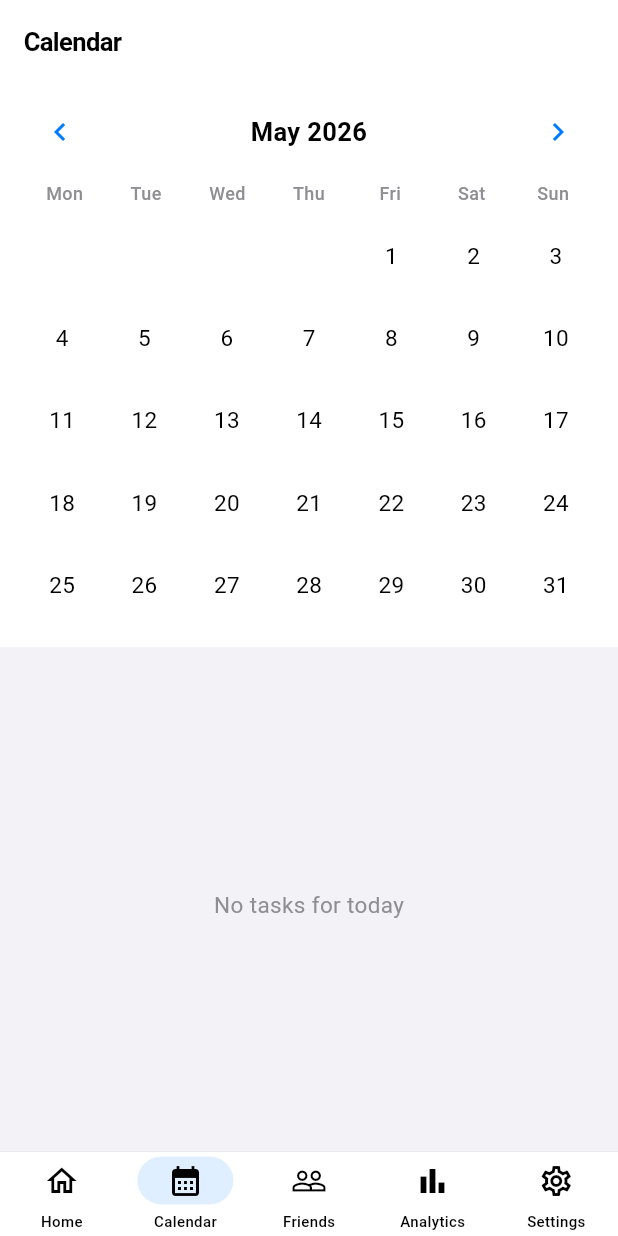
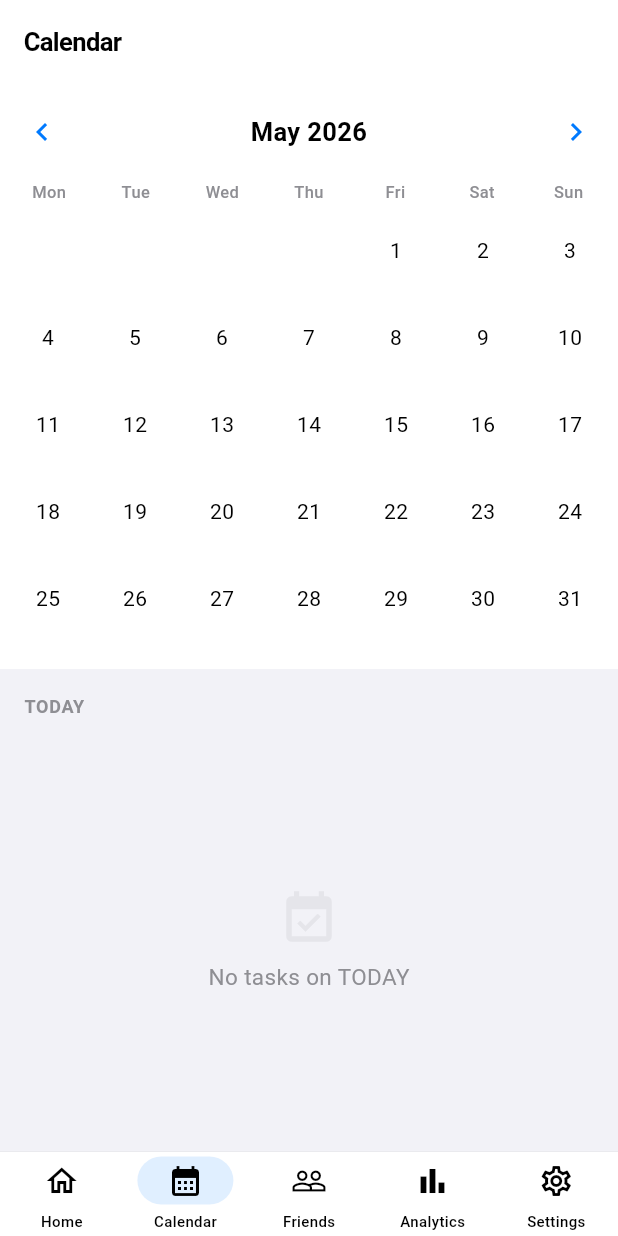
Before and after one commit to robis-n/SmartCalendar, a Flutter app: the CalendarScreen screen opened by its route, after a tap on the "chevron left" icon, on a phone screen of 412 x 824 dp. Run offline on Flutter 3.47's test engine with Material 3 defaults, Android fonts, the phone set to English and light mode, and no system bars; our stand-ins replace dio, flutter_dotenv, flutter_local_notifications, flutter_riverpod, go_router, image_picker and 2 more; accounts and stored records are empty; network calls fail.

Commit message:
feat: notifications, calendar fixes, zero analyzer warnings
- Add NotificationService: 15-min warnings + persistent deadline alerts
  with iOS time-sensitive level and Android ongoing=true
- Wire notifications into dashboard (rescheduleAll on load) and
  add-task screen (schedule on create)
- Cancel notifications on task verification or failure
- Fix calendar to load tasks for selected day (not always today)
- Add getTasksForDate, getTasksForMonth, getUpcomingPendingTasks
- Add timezone as explicit dependency (was transitive-only)
- Fix deprecated anonKey ignore comment placement
- flutter analyze: No issues found

Co-Authored-By: Claude Sonnet 4.6 <noreply@anthropic.com>

```diff
--- a/lib/features/calendar/screens/calendar_screen.dart
+++ b/lib/features/calendar/screens/calendar_screen.dart
@@ -11,113 +11,205 @@ class CalendarScreen extends StatefulWidget {
 class _CalendarScreenState extends State<CalendarScreen> {
   DateTime _focused = DateTime.now();
   DateTime _selected = DateTime.now();
-  List<Map<String, dynamic>> _tasks = [];
+  List<Map<String, dynamic>> _selectedDayTasks = [];
+  List<Map<String, dynamic>> _monthTasks = [];
+  bool _loading = false;
 
   static const _weekdays = ['Mon', 'Tue', 'Wed', 'Thu', 'Fri', 'Sat', 'Sun'];
-  static const _months = ['January','February','March','April','May','June','July','August','September','October','November','December'];
+  static const _months = ['January','February','March','April','May','June',
+    'July','August','September','October','November','December'];
 
   @override
   void initState() {
     super.initState();
-    _loadTasks();
+    _loadMonth(_focused);
+    _loadDay(_selected);
   }
 
-  Future<void> _loadTasks() async {
-    final tasks = await SupabaseService.getTodayTasks();
-    setState(() => _tasks = tasks);
+  Future<void> _loadMonth(DateTime month) async {
+    final tasks = await SupabaseService.getTasksForMonth(month.year, month.month);
+    setState(() => _monthTasks = tasks);
+  }
+
+  Future<void> _loadDay(DateTime day) async {
+    setState(() => _loading = true);
+    final tasks = await SupabaseService.getTasksForDate(day);
+    setState(() { _selectedDayTasks = tasks; _loading = false; });
+  }
+
+  void _selectDay(int day) {
+    final date = DateTime(_focused.year, _focused.month, day);
+    setState(() => _selected = date);
+    _loadDay(date);
+  }
+
+  void _prevMonth() {
+    final prev = DateTime(_focused.year, _focused.month - 1);
+    setState(() => _focused = prev);
+    _loadMonth(prev);
+  }
+
+  void _nextMonth() {
+    final next = DateTime(_focused.year, _focused.month + 1);
+    setState(() => _focused = next);
+    _loadMonth(next);
   }
 
   int get _daysInMonth => DateTime(_focused.year, _focused.month + 1, 0).day;
   int get _firstWeekday => DateTime(_focused.year, _focused.month, 1).weekday;
-
-  void _prevMonth() => setState(() => _focused = DateTime(_focused.year, _focused.month - 1));
-  void _nextMonth() => setState(() => _focused = DateTime(_focused.year, _focused.month + 1));
 
   bool _isToday(int day) {
     final now = DateTime.now();
     return _focused.year == now.year && _focused.month == now.month && day == now.day;
   }
 
-  bool _isSelected(int day) => _focused.year == _selected.year && _focused.month == _selected.month && day == _selected.day;
+  bool _isSelected(int day) =>
+      _focused.year == _selected.year &&
+      _focused.month == _selected.month &&
+      day == _selected.day;
+
+  bool _hasTask(int day) => _monthTasks.any((t) {
+    if (t['scheduled_time'] == null) return false;
+    final d = DateTime.tryParse(t['scheduled_time']);
+    return d != null && d.year == _focused.year && d.month == _focused.month && d.day == day;
+  });
+
+  String get _selectedLabel {
+    final now = DateTime.now();
+    if (_selected.year == now.year && _selected.month == now.month && _selected.day == now.day) {
+      return 'TODAY';
+    }
+    return '${_months[_selected.month - 1].toUpperCase()} ${_selected.day}';
+  }
 
   @override
   Widget build(BuildContext context) {
     return Scaffold(
       backgroundColor: AppColors.bg2,
-      appBar: AppBar(
-        title: const Text('Calendar'),
-        backgroundColor: AppColors.bg,
-      ),
+      appBar: AppBar(title: const Text('Calendar'), backgroundColor: AppColors.bg),
       body: Column(
         children: [
           Container(
             color: AppColors.bg,
-            padding: const EdgeInsets.fromLTRB(16, 8, 16, 16),
+            padding: const EdgeInsets.fromLTRB(4, 8, 4, 16),
             child: Column(children: [
               // Month nav
               Row(children: [
                 IconButton(icon: const Icon(Icons.chevron_left, color: AppColors.accent), onPressed: _prevMonth),
-                Expanded(child: Text('${_months[_focused.month - 1]} ${_focused.year}', textAlign: TextAlign.center, style: const TextStyle(fontSize: 17, fontWeight: FontWeight.w600))),
+                Expanded(child: Text(
+                  '${_months[_focused.month - 1]} ${_focused.year}',
+                  textAlign: TextAlign.center,
+                  style: const TextStyle(fontSize: 17, fontWeight: FontWeight.w600),
+                )),
                 IconButton(icon: const Icon(Icons.chevron_right, color: AppColors.accent), onPressed: _nextMonth),
               ]),
               const SizedBox(height: 8),
               // Weekday headers
               Row(children: _weekdays.map((d) => Expanded(
-                child: Text(d, textAlign: TextAlign.center, style: const TextStyle(fontSize: 12, color: AppColors.label3, fontWeight: FontWeight.w500)),
+                child: Text(d, textAlign: TextAlign.center,
+                    style: const TextStyle(fontSize: 11, color: AppColors.label3, fontWeight: FontWeight.w500)),
               )).toList()),
-              const SizedBox(height: 8),
+              const SizedBox(height: 6),
               // Days grid
               GridView.builder(
                 shrinkWrap: true,
                 physics: const NeverScrollableScrollPhysics(),
-                gridDelegate: const SliverGridDelegateWithFixedCrossAxisCount(crossAxisCount: 7, mainAxisSpacing: 4, crossAxisSpacing: 4),
+                gridDelegate: const SliverGridDelegateWithFixedCrossAxisCount(
+                    crossAxisCount: 7, mainAxisSpacing: 2, crossAxisSpacing: 2, childAspectRatio: 1),
                 itemCount: (_firstWeekday - 1) + _daysInMonth,
                 itemBuilder: (ctx, i) {
                   if (i < _firstWeekday - 1) return const SizedBox();
                   final day = i - (_firstWeekday - 2);
                   final isToday = _isToday(day);
                   final isSel = _isSelected(day);
+                  final hasTask = _hasTask(day);
                   return GestureDetector(
-                    onTap: () => setState(() => _selected = DateTime(_focused.year, _focused.month, day)),
-                    child: Container(
+                    onTap: () => _selectDay(day),
+                    child: Column(
+                      mainAxisAlignment: MainAxisAlignment.center,
+                      children: [
+                        Container(
+                          width: 32, height: 32,
                           decoration: BoxDecoration(
-                        color: isSel ? AppColors.accent : isToday ? AppColors.accent.withValues(alpha:0.1) : null,
+                            color: isSel ? AppColors.accent : isToday ? AppColors.accent.withValues(alpha: 0.12) : null,
                             shape: BoxShape.circle,
                           ),
                           alignment: Alignment.center,
                           child: Text('$day', style: TextStyle(
-                        fontSize: 15,
+                            fontSize: 14,
                             fontWeight: isToday || isSel ? FontWeight.w600 : FontWeight.w400,
                             color: isSel ? Colors.white : isToday ? AppColors.accent : AppColors.label,
                           )),
+                        ),
+                        const SizedBox(height: 2),
+                        // Task dot indicator
+                        Container(
+                          width: 4, height: 4,
+                          decoration: BoxDecoration(
+                            color: hasTask ? (isSel ? Colors.white70 : AppColors.accent) : Colors.transparent,
+                            shape: BoxShape.circle,
+                          ),
+                        ),
+                      ],
                     ),
                   );
                 },
               ),
             ]),
           ),
+          // Selected day tasks
+          Padding(
+            padding: const EdgeInsets.fromLTRB(16, 16, 16, 8),
+            child: Row(children: [
+              Text(_selectedLabel, style: const TextStyle(fontSize: 12, fontWeight: FontWeight.w600, color: AppColors.label3, letterSpacing: 0.5)),
+              const Spacer(),
+              if (_selectedDayTasks.isNotEmpty)
+                Text('${_selectedDayTasks.length} task${_selectedDayTasks.length == 1 ? '' : 's'}',
+                    style: const TextStyle(fontSize: 12, color: AppColors.label3)),
+            ]),
+          ),
+          Expanded(
+            child: _loading
+              ? const Center(child: CircularProgressIndicator(strokeWidth: 2))
+              : _selectedDayTasks.isEmpty
+                ? Center(child: Column(mainAxisAlignment: MainAxisAlignment.center, children: [
+                    const Icon(Icons.event_available, size: 40, color: AppColors.separator),
                     const SizedBox(height: 8),
-          Expanded(
-            child: _tasks.isEmpty
-              ? const Center(child: Text('No tasks for today', style: TextStyle(color: AppColors.label3)))
+                    Text('No tasks on $_selectedLabel', style: const TextStyle(color: AppColors.label3, fontSize: 15)),
+                  ]))
                 : ListView.separated(
                     padding: const EdgeInsets.symmetric(horizontal: 16),
-                  itemCount: _tasks.length,
-                  separatorBuilder: (ctx, i) => const Divider(indent: 16),
+                    itemCount: _selectedDayTasks.length,
+                    separatorBuilder: (ctx, i) => const Divider(height: 0, indent: 16),
                     itemBuilder: (ctx, i) {
-                    final t = _tasks[i];
+                      final t = _selectedDayTasks[i];
+                      final status = t['status'] as String? ?? 'pending';
+                      final isDone = status == 'verified';
                       return Container(
                         color: AppColors.bg,
                         padding: const EdgeInsets.symmetric(horizontal: 16, vertical: 12),
                         child: Row(children: [
-                        Container(width: 4, height: 36, decoration: BoxDecoration(color: AppColors.accent, borderRadius: BorderRadius.circular(2))),
+                          Container(
+                            width: 4, height: 36,
+                            decoration: BoxDecoration(
+                              color: isDone ? AppColors.success : AppColors.accent,
+                              borderRadius: BorderRadius.circular(2),
+                            ),
+                          ),
                           const SizedBox(width: 12),
                           Expanded(child: Column(crossAxisAlignment: CrossAxisAlignment.start, children: [
-                          Text(t['title'] ?? '', style: const TextStyle(fontSize: 15, fontWeight: FontWeight.w500)),
+                            Text(t['title'] ?? '', style: TextStyle(
+                              fontSize: 15, fontWeight: FontWeight.w500,
+                              decoration: isDone ? TextDecoration.lineThrough : null,
+                              color: isDone ? AppColors.label3 : AppColors.label,
+                            )),
                             if (t['scheduled_time'] != null)
-                            Text(DateTime.parse(t['scheduled_time']).toString().substring(11, 16), style: const TextStyle(fontSize: 13, color: AppColors.label3)),
+                              Text(
+                                DateTime.parse(t['scheduled_time']).toString().substring(11, 16),
+                                style: const TextStyle(fontSize: 13, color: AppColors.label3),
+                              ),
                           ])),
-                        _statusDot(t['status']),
+                          _statusChip(status),
                         ]),
                       );
                     },
@@ -128,13 +220,17 @@ class _CalendarScreenState extends State<CalendarScreen> {
     );
   }
 
-  Widget _statusDot(String? status) {
-    Color c = switch(status) {
-      'verified' => AppColors.success,
-      'failed' => AppColors.destructive,
-      'in_progress' => AppColors.accent,
-      _ => AppColors.separator,
+  Widget _statusChip(String status) {
+    final (label, color) = switch(status) {
+      'verified' => ('Done', AppColors.success),
+      'failed' => ('Failed', AppColors.destructive),
+      'in_progress' => ('Active', AppColors.accent),
+      _ => ('Pending', AppColors.label3),
     };
-    return Container(width: 8, height: 8, decoration: BoxDecoration(color: c, shape: BoxShape.circle));
+    return Container(
+      padding: const EdgeInsets.symmetric(horizontal: 8, vertical: 3),
+      decoration: BoxDecoration(color: color.withValues(alpha: 0.1), borderRadius: BorderRadius.circular(20)),
+      child: Text(label, style: TextStyle(fontSize: 11, color: color, fontWeight: FontWeight.w600)),
+    );
   }
 }
--- a/lib/features/verification/screens/verification_screen.dart
+++ b/lib/features/verification/screens/verification_screen.dart
@@ -5,6 +5,7 @@ import 'package:flutter/material.dart';
 import 'package:image_picker/image_picker.dart';
 import 'package:image/image.dart' as img;
 import '../../../services/claude_service.dart';
+import '../../../services/notification_service.dart';
 import '../../../services/supabase_service.dart';
 
 class VerificationScreen extends StatefulWidget {
@@ -66,6 +67,8 @@ class _VerificationScreenState extends State<VerificationScreen> {
       setState(() { _result = result; _attempts++; });
 
       if (result['verified'] == true) {
+        // Cancel the persistent notification since task is verified
+        await NotificationService().cancelTaskNotifications(widget.taskId);
         final url = await SupabaseService.uploadVerificationPhoto(widget.taskId, finalBytes, 'jpg');
         await SupabaseService.saveVerification({
           'task_id': widget.taskId,
@@ -91,6 +94,7 @@ class _VerificationScreenState extends State<VerificationScreen> {
   }
 
   Future<void> _markFailed() async {
+    await NotificationService().cancelTaskNotifications(widget.taskId);
     await SupabaseService.updateTaskStatus(widget.taskId, 'failed');
     if (mounted) Navigator.of(context).pop(false);
   }
--- a/lib/main.dart
+++ b/lib/main.dart
@@ -2,6 +2,7 @@ import 'package:flutter/material.dart';
 import 'package:flutter_dotenv/flutter_dotenv.dart';
 import 'package:flutter_riverpod/flutter_riverpod.dart';
 import 'package:supabase_flutter/supabase_flutter.dart';
+import 'services/notification_service.dart';
 import 'app.dart';
 
 Future<void> main() async {
@@ -15,5 +16,7 @@ Future<void> main() async {
     anonKey: dotenv.env['SUPABASE_ANON_KEY']!,
   );
 
+  await NotificationService().init();
+
   runApp(const ProviderScope(child: AccountabilityApp()));
 }
--- a/lib/services/supabase_service.dart
+++ b/lib/services/supabase_service.dart
@@ -4,20 +4,55 @@ import 'package:supabase_flutter/supabase_flutter.dart';
 class SupabaseService {
   static SupabaseClient get client => Supabase.instance.client;
 
-  // Tasks
+  // ── Tasks ──────────────────────────────────────────────
+
   static Future<List<Map<String, dynamic>>> getTodayTasks() async {
+    return getTasksForDate(DateTime.now());
+  }
+
+  static Future<List<Map<String, dynamic>>> getTasksForDate(DateTime date) async {
     final userId = client.auth.currentUser?.id;
     if (userId == null) return [];
-    final now = DateTime.now();
-    final startOfDay = DateTime(now.year, now.month, now.day).toIso8601String();
-    final endOfDay = DateTime(now.year, now.month, now.day, 23, 59, 59).toIso8601String();
-
+    final start = DateTime(date.year, date.month, date.day).toIso8601String();
+    final end = DateTime(date.year, date.month, date.day, 23, 59, 59).toIso8601String();
     final res = await client
         .from('tasks')
         .select()
         .eq('user_id', userId)
-        .gte('scheduled_time', startOfDay)
-        .lte('scheduled_time', endOfDay)
+        .gte('scheduled_time', start)
+        .lte('scheduled_time', end)
+        .order('scheduled_time');
+    return List<Map<String, dynamic>>.from(res);
+  }
+
+  /// Returns all tasks for a given month — used by calendar to show dots
+  static Future<List<Map<String, dynamic>>> getTasksForMonth(int year, int month) async {
+    final userId = client.auth.currentUser?.id;
+    if (userId == null) return [];
+    final start = DateTime(year, month, 1).toIso8601String();
+    final end = DateTime(year, month + 1, 0, 23, 59, 59).toIso8601String();
+    final res = await client
+        .from('tasks')
+        .select('id, scheduled_time, status')
+        .eq('user_id', userId)
+        .gte('scheduled_time', start)
+        .lte('scheduled_time', end);
+    return List<Map<String, dynamic>>.from(res);
+  }
+
+  /// Returns all upcoming pending tasks (for notification scheduling)
+  static Future<List<Map<String, dynamic>>> getUpcomingPendingTasks() async {
+    final userId = client.auth.currentUser?.id;
+    if (userId == null) return [];
+    final now = DateTime.now().toIso8601String();
+    final future = DateTime.now().add(const Duration(hours: 24)).toIso8601String();
+    final res = await client
+        .from('tasks')
+        .select()
+        .eq('user_id', userId)
+        .eq('status', 'pending')
+        .gte('scheduled_time', now)
+        .lte('scheduled_time', future)
         .order('scheduled_time');
     return List<Map<String, dynamic>>.from(res);
   }
@@ -30,16 +65,19 @@ class SupabaseService {
   static Future<void> updateTaskStatus(String taskId, String status) async {
     await client.from('tasks').update({
       'status': status,
-      if (status == 'verified') 'completed_at': DateTime.now().toIso8601String(),
+      if (status == 'verified' || status == 'failed')
+        'completed_at': DateTime.now().toIso8601String(),
     }).eq('id', taskId);
   }
 
-  // Verifications
+  // ── Verifications ──────────────────────────────────────
+
   static Future<void> saveVerification(Map<String, dynamic> verification) async {
     await client.from('task_verifications').insert(verification);
   }
 
-  // User profile
+  // ── User profile ───────────────────────────────────────
+
   static Future<Map<String, dynamic>?> getUserProfile() async {
     final userId = client.auth.currentUser?.id;
     if (userId == null) return null;
@@ -51,10 +89,15 @@ class SupabaseService {
     await client.from('users').upsert(data);
   }
 
-  // Storage — upload verification photo
-  static Future<String> uploadVerificationPhoto(String taskId, Uint8List bytes, String ext) async {
-    final path = 'verifications/$taskId/${DateTime.now().millisecondsSinceEpoch}.$ext';
+  // ── Storage ────────────────────────────────────────────
+
+  static Future<String> uploadVerificationPhoto(
+      String taskId, Uint8List bytes, String ext) async {
+    final userId = client.auth.currentUser?.id ?? 'unknown';
+    final path = '$userId/$taskId/${DateTime.now().millisecondsSinceEpoch}.$ext';
     await client.storage.from('verification-photos').uploadBinary(path, bytes);
-    return client.storage.from('verification-photos').createSignedUrl(path, 3600);
+    return client.storage
+        .from('verification-photos')
+        .createSignedUrl(path, 3600 * 24);
   }
 }
--- a/pubspec.yaml
+++ b/pubspec.yaml
@@ -33,6 +33,7 @@ dependencies:
 
   # Notifications
   flutter_local_notifications: ^18.0.1
+  timezone: '>=0.9.0 <1.0.0'
 
   # Camera / photo
   image_picker: ^1.1.2
```
Also changed, not shown: lib/core/router/app_router.dart (+8 -0 lines), lib/features/dashboard/screens/dashboard_screen.dart (+15 -0 lines), lib/features/tasks/screens/add_task_screen.dart (+10 -2 lines), lib/services/notification_service.dart (added, +161 -0 lines), pubspec.lock. Lines whose indentation alone changed are shown as unchanged.
